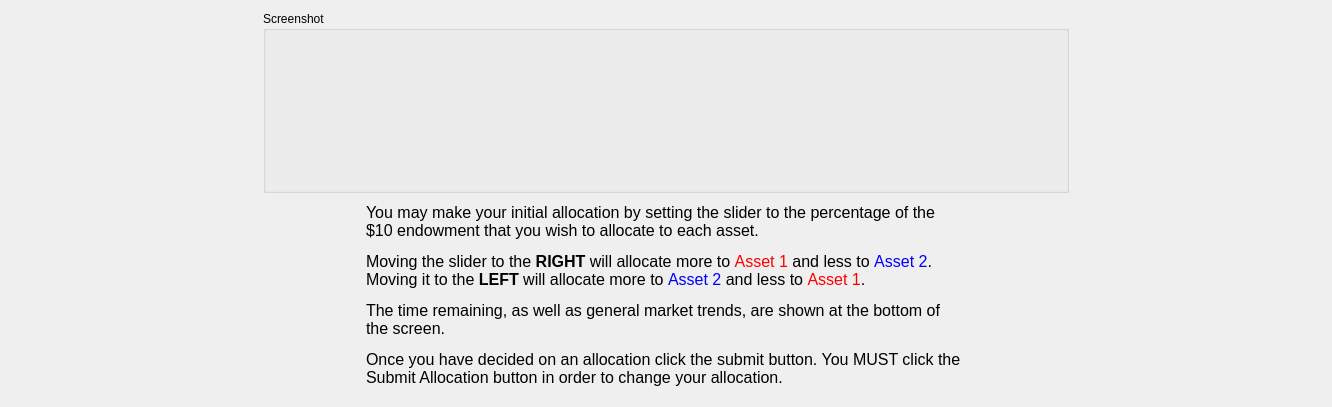
dwattttt/marketsim, file MarketSimulation/instructionscreen2.ui: the form before one commit.
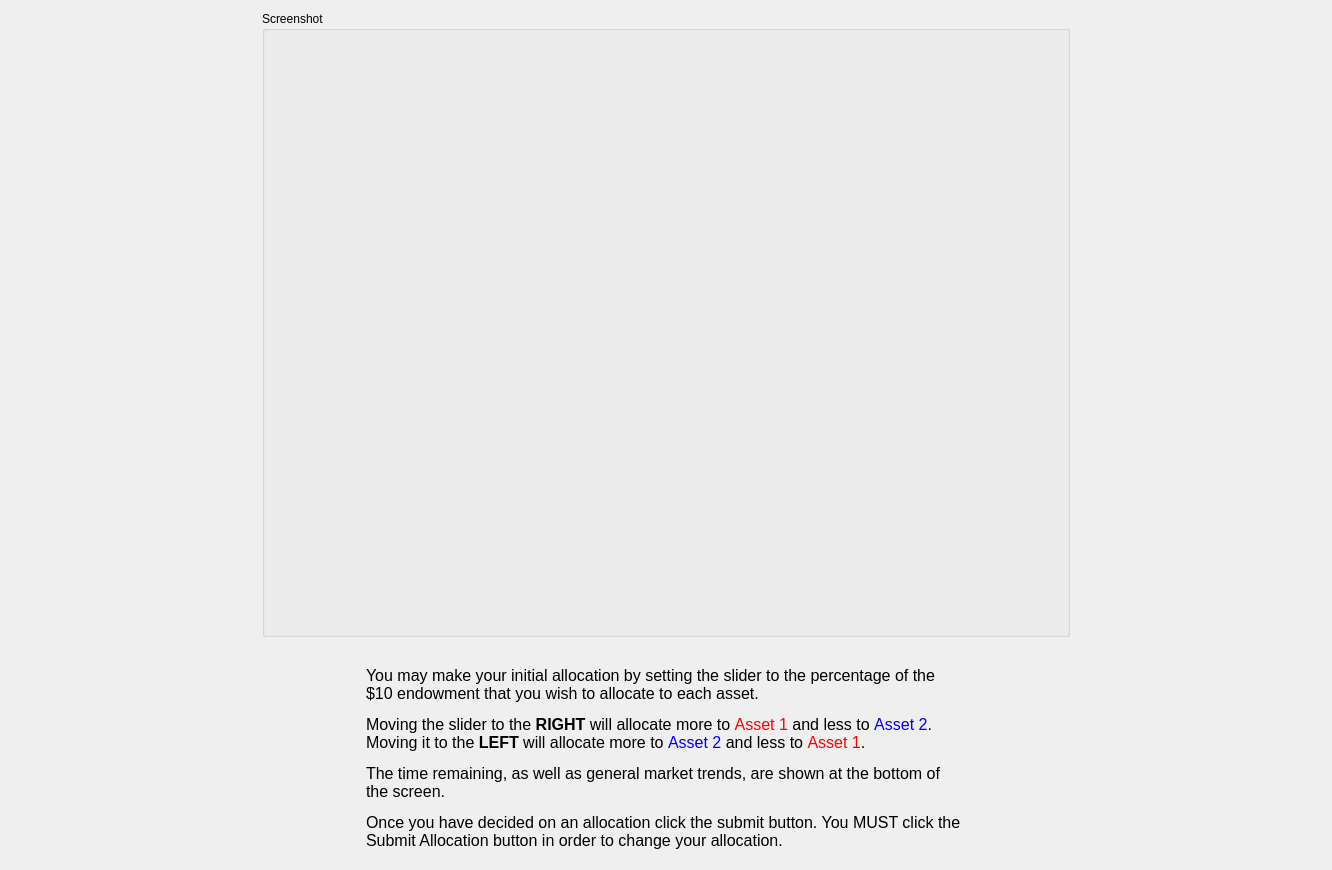
The form after the commit. Icons and pictures are not drawn. Custom widgets are drawn as their Qt base class.

Patch:
```diff
--- a/MarketSimulation/instructionscreen2.ui
+++ b/MarketSimulation/instructionscreen2.ui
@@ -7,7 +7,7 @@
     <x>0</x>
     <y>0</y>
     <width>1332</width>
-    <height>407</height>
+    <height>870</height>
    </rect>
   </property>
   <property name="windowTitle">
@@ -29,19 +29,6 @@
    </item>
    <item>
     <layout class="QVBoxLayout" name="verticalLayout">
-     <item>
-      <spacer name="verticalSpacer">
-       <property name="orientation">
-        <enum>Qt::Vertical</enum>
-       </property>
-       <property name="sizeHint" stdset="0">
-        <size>
-         <width>20</width>
-         <height>0</height>
-        </size>
-       </property>
-      </spacer>
-     </item>
      <item>
       <widget class="QGroupBox" name="groupBox">
        <property name="sizePolicy">
@@ -63,8 +50,17 @@
         <property name="spacing">
          <number>0</number>
         </property>
-        <property name="margin">
-         <number>0</number>
+        <property name="leftMargin">
+         <number>1</number>
+        </property>
+        <property name="topMargin">
+         <number>1</number>
+        </property>
+        <property name="rightMargin">
+         <number>1</number>
+        </property>
+        <property name="bottomMargin">
+         <number>2</number>
         </property>
         <item>
          <widget class="QPictureLabel" name="screenie">
@@ -91,6 +87,19 @@
        </layout>
       </widget>
      </item>
+     <item>
+      <spacer name="verticalSpacer">
+       <property name="orientation">
+        <enum>Qt::Vertical</enum>
+       </property>
+       <property name="sizeHint" stdset="0">
+        <size>
+         <width>20</width>
+         <height>0</height>
+        </size>
+       </property>
+      </spacer>
+     </item>
      <item>
       <widget class="QWidget" name="widget" native="true">
        <property name="minimumSize">
```
Left out of the diff: 9 changed lines with no effect on the pictures.
